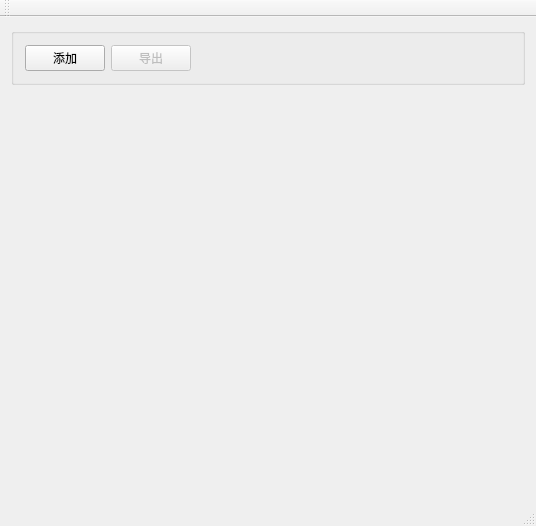
Old version of the form code/SwimmingPerformance/mainwindow.ui in the repository xinyuewodi/git_test.
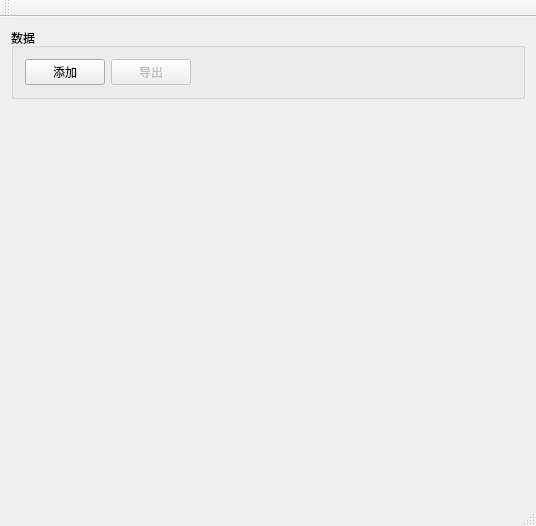
New version of the form. Icons and pictures are not drawn.

Commit message:
设置主窗口和数据录入窗口标题
数据录入窗口：
根据总圈数，设置输入表格
	自动清除原有表格内容，添加 总圈数个 空行
	第一列 圈数（自动编号，不可编辑）
	第二列 每圈耗时

```diff
--- a/code/SwimmingPerformance/mainwindow.ui
+++ b/code/SwimmingPerformance/mainwindow.ui
@@ -28,7 +28,7 @@
     <item>
      <widget class="QGroupBox" name="groupBox_2">
       <property name="title">
-       <string/>
+       <string>数据</string>
       </property>
       <layout class="QVBoxLayout" name="verticalLayout_2">
        <item>
```
The commit also changes 3 other files.
